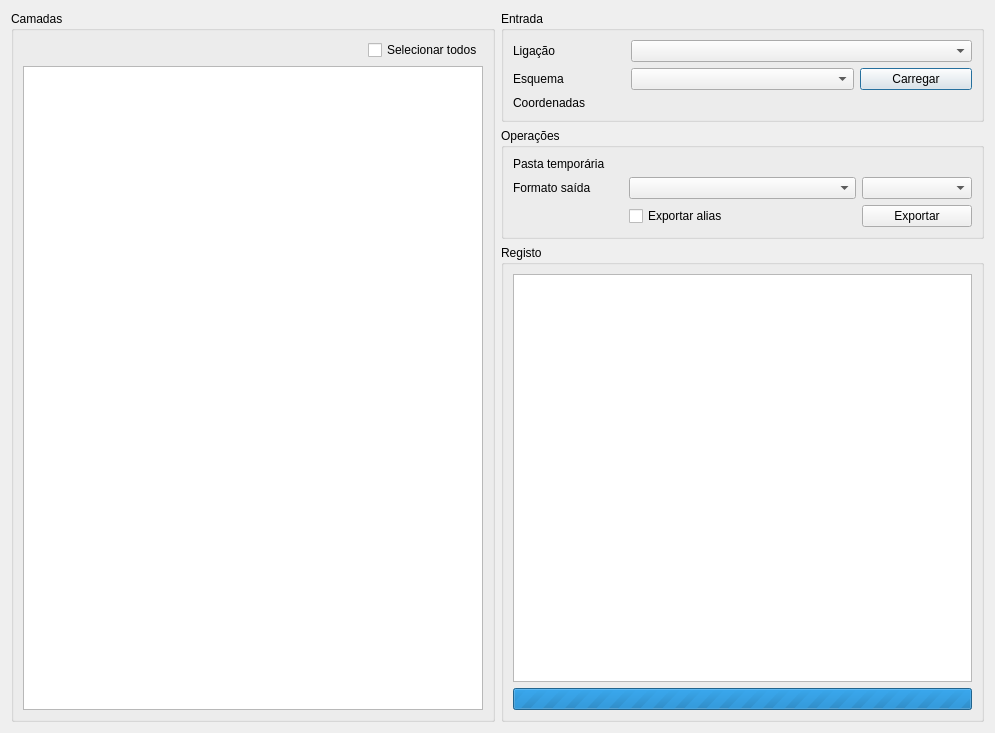
Above: plugin/ui/main_dialog.ui from dgterritorio/recart-plugin before the change. Below: the same form after it.
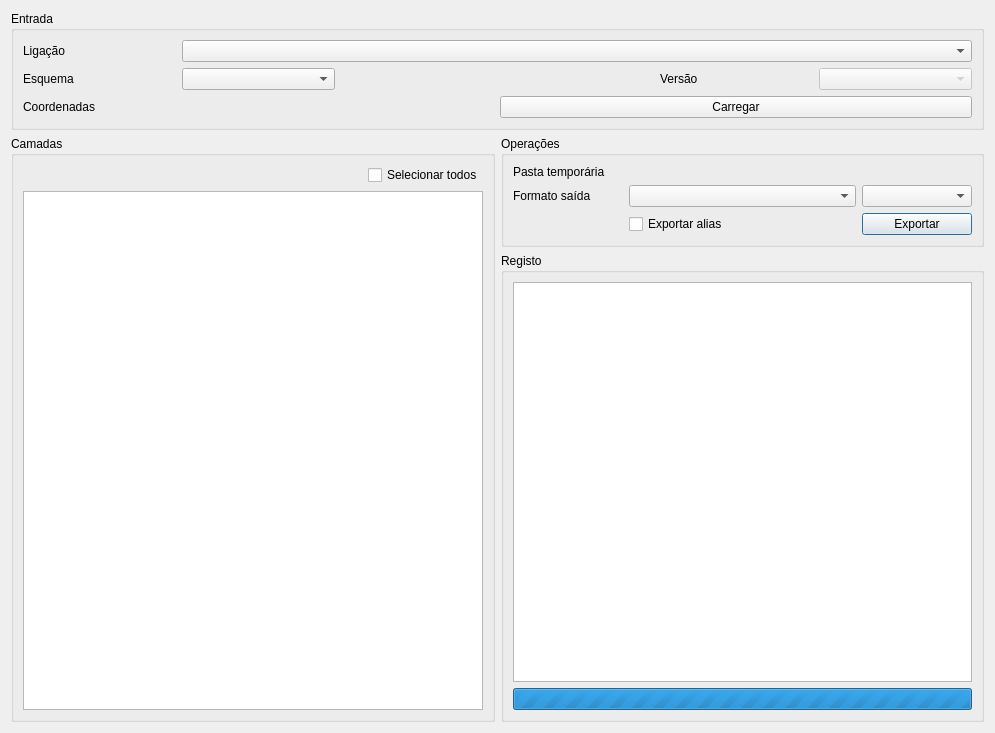
That is the form after the change. Custom widgets are drawn as their Qt base class.

Patch:
```diff
--- a/plugin/ui/main_dialog.ui
+++ b/plugin/ui/main_dialog.ui
@@ -17,6 +17,25 @@
    <locale language="Portuguese" country="Portugal"/>
   </property>
   <layout class="QGridLayout" name="gridLayout">
+   <item row="1" column="0">
+    <widget class="QGroupBox" name="groupBox_2">
+     <property name="title">
+      <string>Camadas</string>
+     </property>
+     <layout class="QGridLayout" name="gridLayout_4">
+      <item row="1" column="0">
+       <widget class="QTreeView" name="treeView"/>
+      </item>
+      <item row="0" column="0" alignment="Qt::AlignRight">
+       <widget class="QCheckBox" name="selectACheckBox">
+        <property name="text">
+         <string>Selecionar todos</string>
+        </property>
+       </widget>
+      </item>
+     </layout>
+    </widget>
+   </item>
    <item row="1" column="1">
     <widget class="QWidget" name="widget" native="true">
      <layout class="QGridLayout" name="gridLayout_6">
@@ -57,59 +76,6 @@
         </layout>
        </widget>
       </item>
-      <item row="0" column="0">
-       <widget class="QGroupBox" name="groupBox_3">
-        <property name="title">
-         <string>Entrada</string>
-        </property>
-        <layout class="QGridLayout" name="gridLayout_5">
-         <item row="1" column="3">
-          <widget class="QPushButton" name="loadLayersBtn">
-           <property name="text">
-            <string>Carregar</string>
-           </property>
-          </widget>
-         </item>
-         <item row="1" column="1" colspan="2">
-          <widget class="QComboBox" name="schemaName"/>
-         </item>
-         <item row="1" column="0">
-          <widget class="QLabel" name="label_12">
-           <property name="text">
-            <string>Esquema</string>
-           </property>
-          </widget>
-         </item>
-         <item row="0" column="0">
-          <widget class="QLabel" name="label_4">
-           <property name="text">
-            <string>Ligação</string>
-           </property>
-          </widget>
-         </item>
-         <item row="0" column="1" colspan="3">
-          <widget class="QComboBox" name="connCombo"/>
-         </item>
-         <item row="2" column="0">
-          <widget class="QLabel" name="label_2">
-           <property name="text">
-            <string>Coordenadas</string>
-           </property>
-          </widget>
-         </item>
-         <item row="2" column="1" colspan="3">
-          <widget class="QgsProjectionSelectionWidget" name="mQgsProjectionSelectionWidget">
-           <property name="sizePolicy">
-            <sizepolicy hsizetype="Preferred" vsizetype="Fixed">
-             <horstretch>0</horstretch>
-             <verstretch>0</verstretch>
-            </sizepolicy>
-           </property>
-          </widget>
-         </item>
-        </layout>
-       </widget>
-      </item>
       <item row="2" column="0">
        <widget class="QGroupBox" name="groupBox_4">
         <property name="title">
@@ -163,19 +129,92 @@
      </layout>
     </widget>
    </item>
-   <item row="1" column="0">
-    <widget class="QGroupBox" name="groupBox_2">
+   <item row="0" column="0" colspan="2">
+    <widget class="QGroupBox" name="groupBox_3">
+     <property name="sizePolicy">
+      <sizepolicy hsizetype="Preferred" vsizetype="Preferred">
+       <horstretch>0</horstretch>
+       <verstretch>0</verstretch>
+      </sizepolicy>
+     </property>
      <property name="title">
-      <string>Camadas</string>
+      <string>Entrada</string>
      </property>
-     <layout class="QGridLayout" name="gridLayout_4">
+     <layout class="QGridLayout" name="gridLayout_5">
       <item row="1" column="0">
-       <widget class="QTreeView" name="treeView"/>
+       <widget class="QLabel" name="label_12">
+        <property name="text">
+         <string>Esquema</string>
+        </property>
+       </widget>
       </item>
-      <item row="0" column="0" alignment="Qt::AlignRight">
-       <widget class="QCheckBox" name="selectACheckBox">
+      <item row="0" column="0">
+       <widget class="QLabel" name="label_4">
         <property name="text">
-         <string>Selecionar todos</string>
+         <string>Ligação</string>
+        </property>
+       </widget>
+      </item>
+      <item row="2" column="0">
+       <widget class="QLabel" name="label_2">
+        <property name="text">
+         <string>Coordenadas</string>
+        </property>
+       </widget>
+      </item>
+      <item row="1" column="1">
+       <widget class="QComboBox" name="schemaName"/>
+      </item>
+      <item row="2" column="1">
+       <widget class="QgsProjectionSelectionWidget" name="mQgsProjectionSelectionWidget">
+        <property name="sizePolicy">
+         <sizepolicy hsizetype="Preferred" vsizetype="Fixed">
+          <horstretch>0</horstretch>
+          <verstretch>0</verstretch>
+         </sizepolicy>
+        </property>
+       </widget>
+      </item>
+      <item row="0" column="1" colspan="5">
+       <widget class="QComboBox" name="connCombo"/>
+      </item>
+      <item row="1" column="5">
+       <widget class="QComboBox" name="vrsCombo">
+        <property name="enabled">
+         <bool>false</bool>
+        </property>
+        <property name="editable">
+         <bool>false</bool>
+        </property>
+       </widget>
+      </item>
+      <item row="1" column="4">
+       <widget class="QLabel" name="label_3">
+        <property name="text">
+         <string>Versão</string>
+        </property>
+       </widget>
+      </item>
+      <item row="1" column="3">
+       <spacer name="horizontalSpacer">
+        <property name="orientation">
+         <enum>Qt::Horizontal</enum>
+        </property>
+        <property name="sizeType">
+         <enum>QSizePolicy::Minimum</enum>
+        </property>
+        <property name="sizeHint" stdset="0">
+         <size>
+          <width>40</width>
+          <height>20</height>
+         </size>
+        </property>
+       </spacer>
+      </item>
+      <item row="2" column="3" colspan="3">
+       <widget class="QPushButton" name="loadLayersBtn">
+        <property name="text">
+         <string>Carregar</string>
         </property>
        </widget>
       </item>
```
